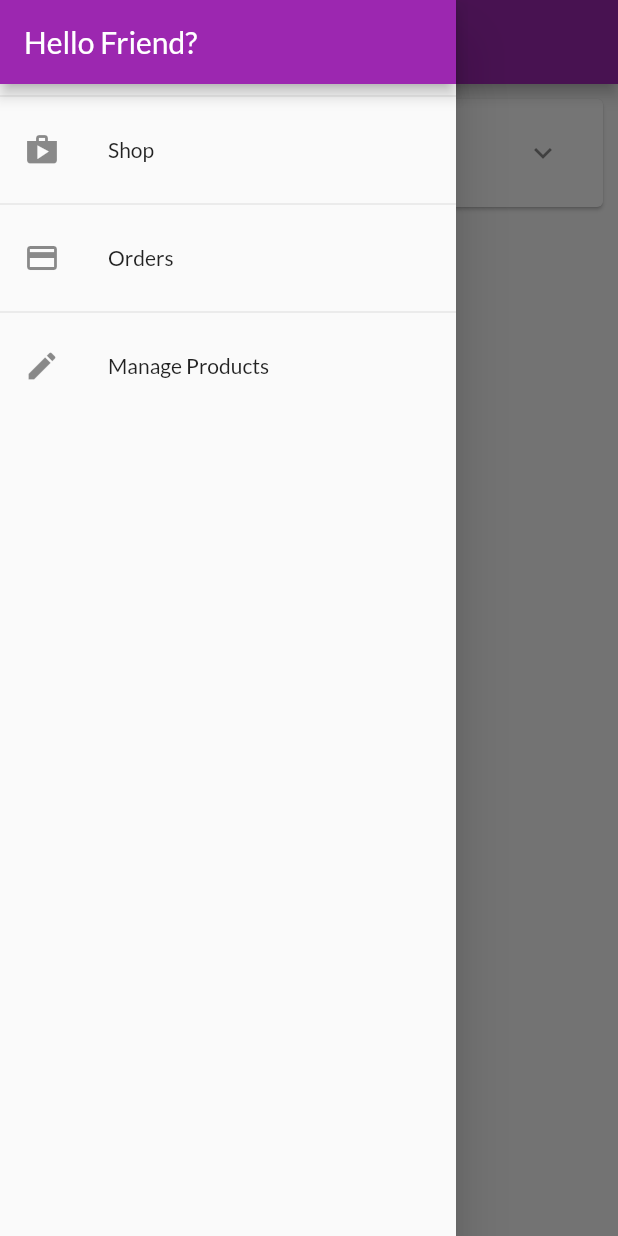
After one commit to DuongThiYenNhiB1909961/CT484_lab1_b1909961_DuongThiYenNhi, a Flutter app: the OrdersScreen screen opened by its route, with the side drawer open, on a phone screen of 412 x 824 dp. The commit adds this screen. Run offline on Flutter 3.47's test engine with Material 2 defaults, Android fonts, the phone set to English and light mode, and no system bars; network calls fail.

Commit message:
Xay dung Drawer va dinh tuyen theo ten

```diff
--- a/lib/ui/orders/orders_screen.dart
+++ b/lib/ui/orders/orders_screen.dart
@@ -2,8 +2,10 @@
 
 import 'order_manager.dart';
 import 'order_item_card.dart';
+import '../shared/app_drawer.dart';
 
 class OrdersScreen extends StatelessWidget {
+  static const routeName = '/cart';
   const OrdersScreen({super.key});
 
   @override
@@ -14,6 +16,7 @@
       appBar: AppBar(
         title: const Text('Your Orders'),
       ),
+      drawer: const AppDrawer(),
       body: ListView.builder(
         itemCount: ordersManager.orderCount,
         itemBuilder: (ctx, i) => OrderItemCart(ordersManager.orders[i]),
--- a/lib/ui/products/product_detail_creen.dart
+++ b/lib/ui/products/product_detail_creen.dart
@@ -3,6 +3,7 @@
 import '../../models/product.dart';
 
 class ProductDetailScreen extends StatelessWidget {
+  static const routeName = '/product-detail';
   const ProductDetailScreen(
     this.product, {
     super.key,
--- a/lib/ui/products/product_overview_creen.dart
+++ b/lib/ui/products/product_overview_creen.dart
@@ -1,7 +1,9 @@
 import 'package:flutter/material.dart';
+import 'package:myshopp/ui/cart/cart_screen.dart';
 import 'package:myshopp/ui/products/products_grid.dart';
 
 import 'product_grid_tile.dart';
+import '../shared/app_drawer.dart';
 
 enum FilterOptions { favorites, all }
 
@@ -25,6 +27,7 @@
           buildShoppingCartIcon(),
         ],
       ),
+      drawer: const AppDrawer(),
       body: ProductsGrid(_showOnlyFavorites),
     );
   }
@@ -35,7 +38,8 @@
         Icons.shopping_cart,
       ),
       onPressed: () {
-        print('Go to cart screen');
+        Navigator.of(context).pushNamed(CartScreen.routeName);
+        // print('Go to cart screen');
       },
     );
   }
--- a/lib/ui/products/products_manager.dart
+++ b/lib/ui/products/products_manager.dart
@@ -49,4 +49,7 @@
   List<Product> get favoriteItems {
     return _items.where((prodItem) => prodItem.isFavorite).toList();
   }
+  Product findById(String id) {
+    return _items.firstWhere((prod) => prod.id == id);
+  }
 }
--- a/lib/ui/products/user_products_screen.dart
+++ b/lib/ui/products/user_products_screen.dart
@@ -2,8 +2,10 @@
 
 import 'user_product_list_tile.dart';
 import 'products_manager.dart';
+import '../shared/app_drawer.dart';
 
 class UserProductsSreen extends StatelessWidget {
+  static const routeName = '/user-products';
   const UserProductsSreen({super.key});
 
   @override
@@ -16,6 +18,7 @@
           buildAddButton(),
         ],
       ),
+      drawer: const AppDrawer(),
       body: RefreshIndicator(
         onRefresh: () async => print('refresh products'),
         child: buildUserProductListView(productsManager),
--- /dev/null
+++ b/lib/ui/screens.dart
@@ -0,0 +1,10 @@
+export 'products/product_overview_creen.dart';
+export 'products/product_detail_creen.dart';
+export 'products/user_products_screen.dart';
+export 'products/products_manager.dart';
+
+export 'orders/orders_screen.dart';
+export 'orders/order_manager.dart';
+
+export 'cart/cart_screen.dart';
+export 'cart/cart_screen.dart';
--- /dev/null
+++ b/lib/ui/shared/app_drawer.dart
@@ -0,0 +1,48 @@
+import 'package:flutter/material.dart';
+
+import '../orders/orders_screen.dart';
+import '../products/user_products_screen.dart';
+
+class AppDrawer extends StatelessWidget {
+  const AppDrawer({super.key});
+
+  @override
+  Widget build(BuildContext context) {
+    return Drawer(
+      child: Column(
+        children: <Widget>[
+          AppBar(
+            title: const Text('Hello Friend?'),
+            automaticallyImplyLeading: false,
+          ),
+          const Divider(),
+          ListTile(
+            leading: const Icon(Icons.shop),
+            title: const Text('Shop'),
+            onTap: () {
+              Navigator.of(context).pushReplacementNamed('/');
+            },
+          ),
+          const Divider(),
+          ListTile(
+            leading: const Icon(Icons.payment),
+            title: const Text('Orders'),
+            onTap: () {
+              Navigator.of(context)
+                  .pushReplacementNamed(OrdersScreen.routeName);
+            },
+          ),
+          const Divider(),
+          ListTile(
+            leading: const Icon(Icons.edit),
+            title: const Text('Manage Products'),
+            onTap: () {
+              Navigator.of(context)
+                  .pushReplacementNamed(UserProductsSreen.routeName);
+            },
+          ),
+        ],
+      ),
+    );
+  }
+}
```
Also changed, not shown: lib/main.dart (+25 -6 lines), lib/ui/products/product_grid_tile.dart (+4 -5 lines).
